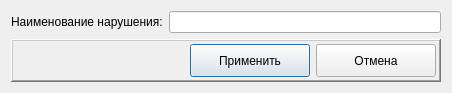
Before: the Qt Designer form arm_o/d_addviolation.ui in levdikandrey/DataCollector, drawn with Qt 5.
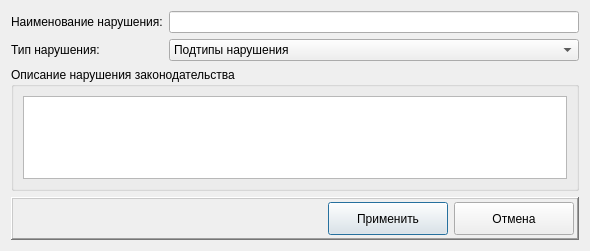
After: the same form once the commit is applied. Icons and pictures are not drawn.

Diff of the .ui file:
```diff
--- a/arm_o/d_addviolation.ui
+++ b/arm_o/d_addviolation.ui
@@ -6,18 +6,84 @@
    <rect>
     <x>0</x>
     <y>0</y>
-    <width>452</width>
-    <height>93</height>
+    <width>590</width>
+    <height>251</height>
    </rect>
   </property>
   <property name="windowTitle">
    <string>Добавление нарушения</string>
   </property>
-  <layout class="QGridLayout" name="gridLayout">
+  <layout class="QGridLayout" name="gridLayout_2">
+   <item row="0" column="0">
+    <widget class="QLabel" name="label">
+     <property name="text">
+      <string>Наименование нарушения:</string>
+     </property>
+    </widget>
+   </item>
    <item row="0" column="1">
     <widget class="QLineEdit" name="lineEditName"/>
    </item>
+   <item row="1" column="0">
+    <widget class="QLabel" name="label_2">
+     <property name="text">
+      <string>Тип нарушения:</string>
+     </property>
+    </widget>
+   </item>
+   <item row="1" column="1">
+    <widget class="QComboBox" name="comboBox">
+     <item>
+      <property name="text">
+       <string>Подтипы нарушения</string>
+      </property>
+     </item>
+     <item>
+      <property name="text">
+       <string>Нарушения</string>
+      </property>
+     </item>
+    </widget>
+   </item>
    <item row="2" column="0" colspan="2">
+    <widget class="QGroupBox" name="groupBox">
+     <property name="sizePolicy">
+      <sizepolicy hsizetype="Expanding" vsizetype="Expanding">
+       <horstretch>0</horstretch>
+       <verstretch>0</verstretch>
+      </sizepolicy>
+     </property>
+     <property name="title">
+      <string>Описание нарушения законодательства</string>
+     </property>
+     <layout class="QGridLayout" name="gridLayout">
+      <item row="0" column="0">
+       <widget class="QPlainTextEdit" name="plainTextEdit">
+        <property name="plainText">
+         <string/>
+        </property>
+       </widget>
+      </item>
+     </layout>
+    </widget>
+   </item>
+   <item row="3" column="1">
+    <spacer name="verticalSpacer">
+     <property name="orientation">
+      <enum>Qt::Vertical</enum>
+     </property>
+     <property name="sizeType">
+      <enum>QSizePolicy::Maximum</enum>
+     </property>
+     <property name="sizeHint" stdset="0">
+      <size>
+       <width>20</width>
+       <height>0</height>
+      </size>
+     </property>
+    </spacer>
+   </item>
+   <item row="4" column="0" colspan="2">
     <widget class="QFrame" name="frame">
      <property name="sizePolicy">
       <sizepolicy hsizetype="Preferred" vsizetype="Fixed">
@@ -106,26 +172,6 @@
      </layout>
     </widget>
    </item>
-   <item row="0" column="0">
-    <widget class="QLabel" name="label">
-     <property name="text">
-      <string>Наименование нарушения:</string>
-     </property>
-    </widget>
-   </item>
-   <item row="1" column="1">
-    <spacer name="verticalSpacer">
-     <property name="orientation">
-      <enum>Qt::Vertical</enum>
-     </property>
-     <property name="sizeHint" stdset="0">
-      <size>
-       <width>20</width>
-       <height>3</height>
-      </size>
-     </property>
-    </spacer>
-   </item>
   </layout>
  </widget>
  <resources>
```
